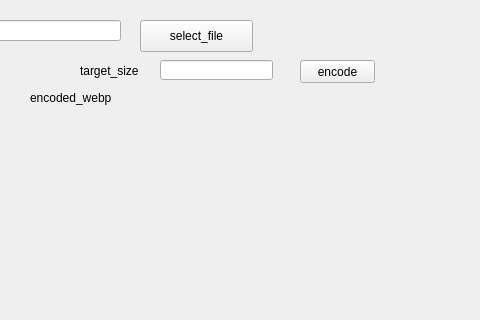
Qt form mainwindow.ui (paipeng/qt-webp-demo) before a commit; both pictures show x 320 to 800 and y 0 to 320 of the 800 by 600 pixel window.
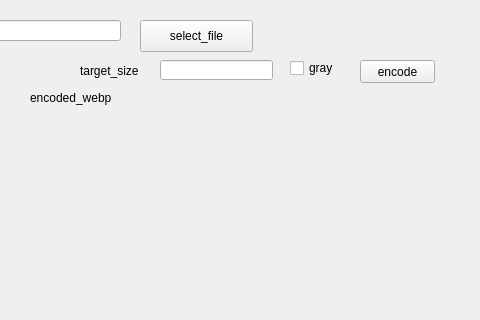
The same form after that commit.

Commit message: convert to gray

```diff
--- a/mainwindow.ui
+++ b/mainwindow.ui
@@ -115,7 +115,7 @@
    <widget class="QPushButton" name="encodePushButton">
     <property name="geometry">
      <rect>
-      <x>620</x>
+      <x>680</x>
       <y>60</y>
       <width>75</width>
       <height>23</height>
@@ -125,6 +125,19 @@
      <string>encode</string>
     </property>
    </widget>
+   <widget class="QCheckBox" name="grayCheckBox">
+    <property name="geometry">
+     <rect>
+      <x>610</x>
+      <y>60</y>
+      <width>71</width>
+      <height>16</height>
+     </rect>
+    </property>
+    <property name="text">
+     <string>gray</string>
+    </property>
+   </widget>
   </widget>
   <widget class="QMenuBar" name="menubar">
    <property name="geometry">
```
The commit also changes 2 other files.
